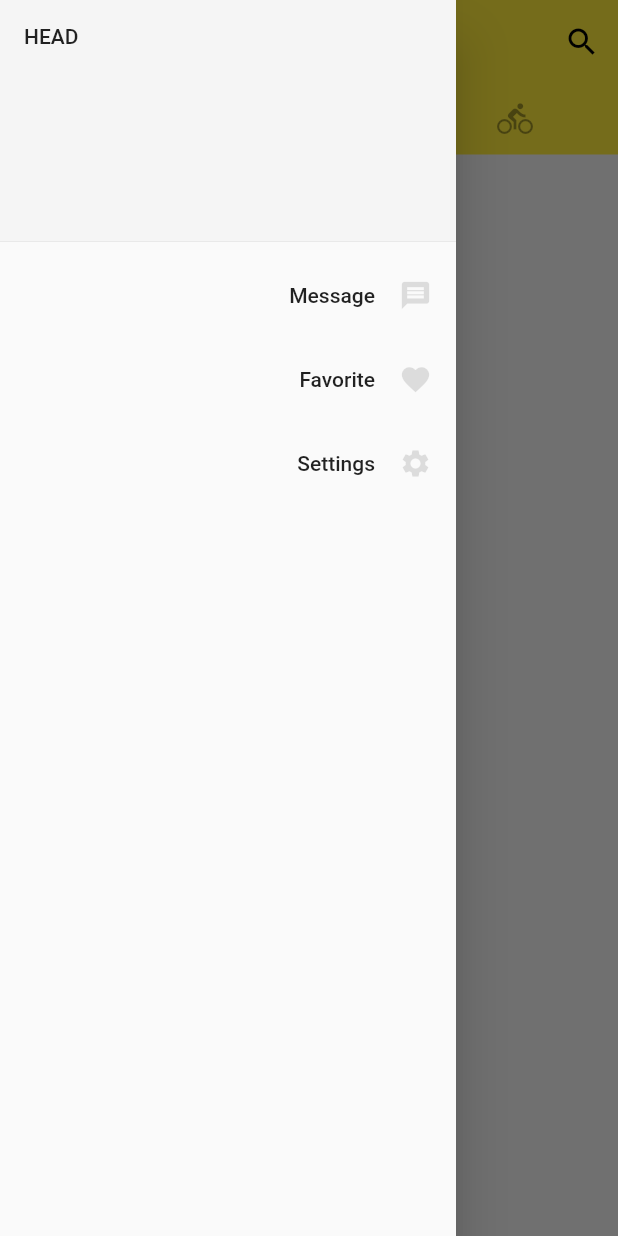
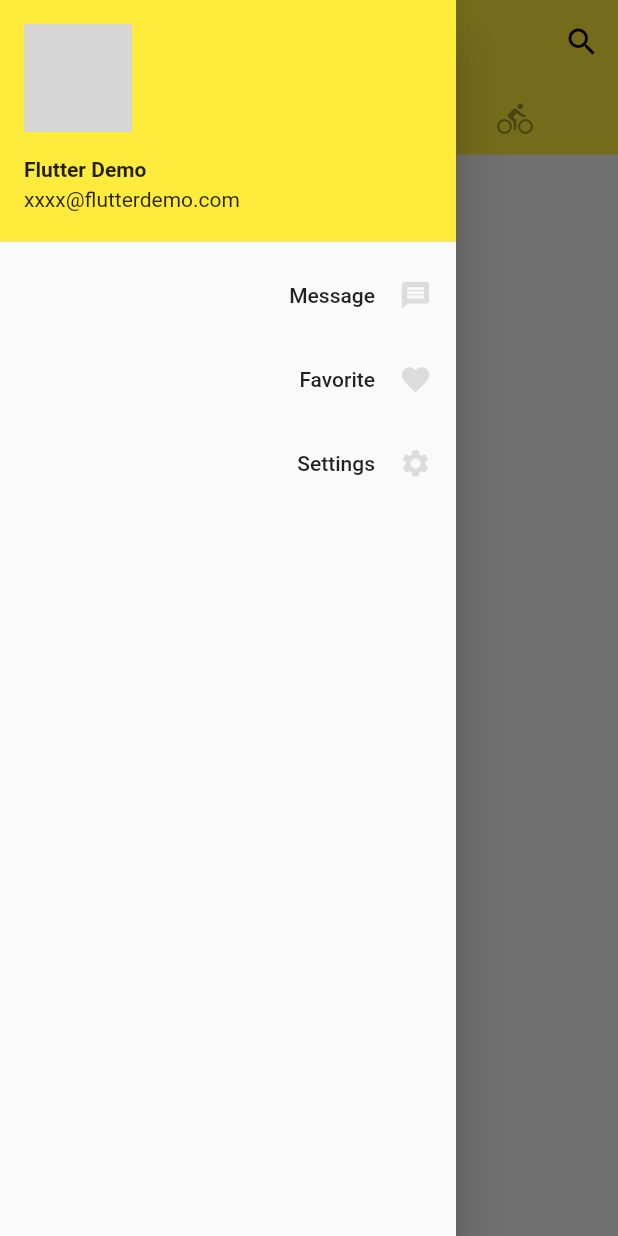
Before and after one commit to Bleach6785/flutter_demo, a Flutter app: the screen it shows after launch, with the side drawer open, on a phone screen of 412 x 824 dp. Run offline on Flutter 3.47's test engine with Material 2 defaults, Android fonts, the phone set to English and light mode, and no system bars; network calls fail; grey boxes are pictures that could not be loaded.

Commit message:
抽屜的用戶帳號訊息(UserAccountDrawerHeader)

```diff
--- a/lib/main.dart
+++ b/lib/main.dart
@@ -70,11 +70,15 @@ class Home extends StatelessWidget {
           child: ListView(
             padding: EdgeInsets.zero,
             children: [
-              DrawerHeader(
-                child: Text('head'.toUpperCase()),
-                decoration: BoxDecoration(
-                  color: Colors.grey[100],
+              UserAccountsDrawerHeader(
+                accountName: Text(
+                  'Flutter Demo',
+                  style: TextStyle(fontWeight: FontWeight.bold),
                 ),
+                accountEmail: Text('xxxx@flutterdemo.com'),
+                currentAccountPicture: CircleAvatar(
+                    backgroundImage: NetworkImage(
+                        'https://pic.pimg.tw/hanzhiyu/1605433233-1520719975-g_m.jpg')),
               ),
               ListTile(
                 title: Text(
```
